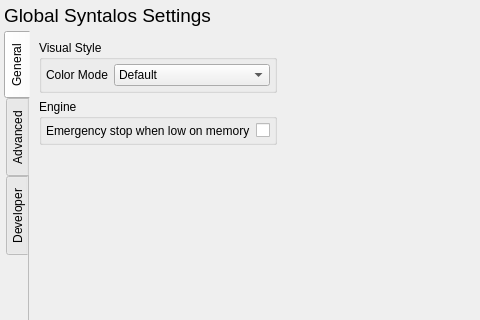
First picture: the form in src/globalconfigdialog.ui, repository syntalos/syntalos, before the edit; both pictures show x 0 to 480 and y 0 to 320 of the 783 by 536 pixel window.
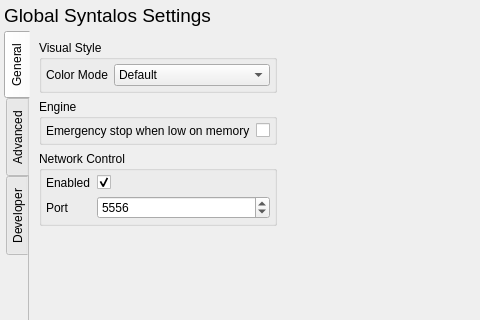
Second picture: the form after the edit. Icons and pictures are not drawn.

Commit message: ui: Add UI and settings elements for network control support

What changed in the file:
```diff
--- a/src/globalconfigdialog.ui
+++ b/src/globalconfigdialog.ui
@@ -92,21 +92,19 @@
             <property name="title">
              <string>Visual Style</string>
             </property>
-            <layout class="QVBoxLayout" name="verticalLayout_4">
-             <property name="leftMargin">
-              <number>4</number>
-             </property>
-             <property name="topMargin">
-              <number>4</number>
-             </property>
-             <property name="rightMargin">
-              <number>4</number>
-             </property>
-             <property name="bottomMargin">
-              <number>4</number>
-             </property>
-             <item>
               <layout class="QFormLayout" name="formLayout">
+             <property name="leftMargin">
+              <number>4</number>
+             </property>
+             <property name="topMargin">
+              <number>4</number>
+             </property>
+             <property name="rightMargin">
+              <number>4</number>
+             </property>
+             <property name="bottomMargin">
+              <number>4</number>
+             </property>
                <item row="0" column="0">
                 <widget class="QLabel" name="colorModeLabel">
                  <property name="text">
@@ -129,8 +127,6 @@
                 </widget>
                </item>
               </layout>
-             </item>
-            </layout>
            </widget>
           </item>
           <item>
@@ -138,21 +134,19 @@
             <property name="title">
              <string>Engine</string>
             </property>
-            <layout class="QVBoxLayout" name="verticalLayout_5">
-             <property name="leftMargin">
-              <number>4</number>
-             </property>
-             <property name="topMargin">
-              <number>4</number>
-             </property>
-             <property name="rightMargin">
-              <number>4</number>
-             </property>
-             <property name="bottomMargin">
-              <number>4</number>
-             </property>
-             <item>
               <layout class="QFormLayout" name="formLayout_3">
+             <property name="leftMargin">
+              <number>4</number>
+             </property>
+             <property name="topMargin">
+              <number>4</number>
+             </property>
+             <property name="rightMargin">
+              <number>4</number>
+             </property>
+             <property name="bottomMargin">
+              <number>4</number>
+             </property>
                <item row="0" column="0">
                 <widget class="QLabel" name="emergencyStopWhenLowOnMemoryLabel">
                  <property name="text">
@@ -164,6 +158,62 @@
                 <widget class="QCheckBox" name="cbEmergencyOOMStop"/>
                </item>
               </layout>
+           </widget>
+          </item>
+          <item>
+           <widget class="QGroupBox" name="groupBox_6">
+            <property name="title">
+             <string>Network Control</string>
+            </property>
+            <property name="checkable">
+             <bool>false</bool>
+            </property>
+            <layout class="QFormLayout" name="formLayout_4">
+             <property name="leftMargin">
+              <number>4</number>
+             </property>
+             <property name="topMargin">
+              <number>4</number>
+             </property>
+             <property name="rightMargin">
+              <number>4</number>
+             </property>
+             <property name="bottomMargin">
+              <number>4</number>
+             </property>
+             <item row="0" column="0">
+              <widget class="QLabel" name="netEnabledLabel">
+               <property name="text">
+                <string>Enabled</string>
+               </property>
+              </widget>
+             </item>
+             <item row="0" column="1">
+              <widget class="QCheckBox" name="cbNetEnabled">
+               <property name="checked">
+                <bool>true</bool>
+               </property>
+              </widget>
+             </item>
+             <item row="1" column="0">
+              <widget class="QLabel" name="portLabel">
+               <property name="text">
+                <string>Port</string>
+               </property>
+              </widget>
+             </item>
+             <item row="1" column="1">
+              <widget class="QSpinBox" name="sbNetPort">
+               <property name="minimum">
+                <number>1024</number>
+               </property>
+               <property name="maximum">
+                <number>65535</number>
+               </property>
+               <property name="value">
+                <number>5556</number>
+               </property>
+              </widget>
              </item>
             </layout>
            </widget>
```
Left out of the diff: 39 changed lines with no effect on the pictures. Lines whose indentation alone changed are shown as unchanged. The commit also changes 11 other files.
